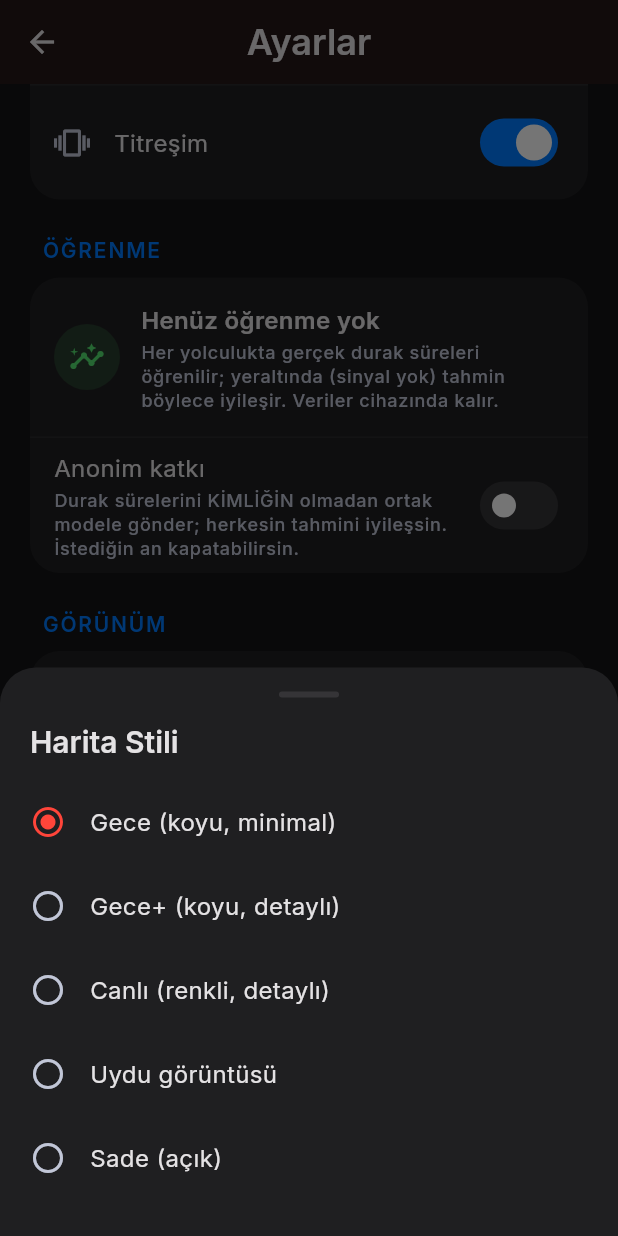
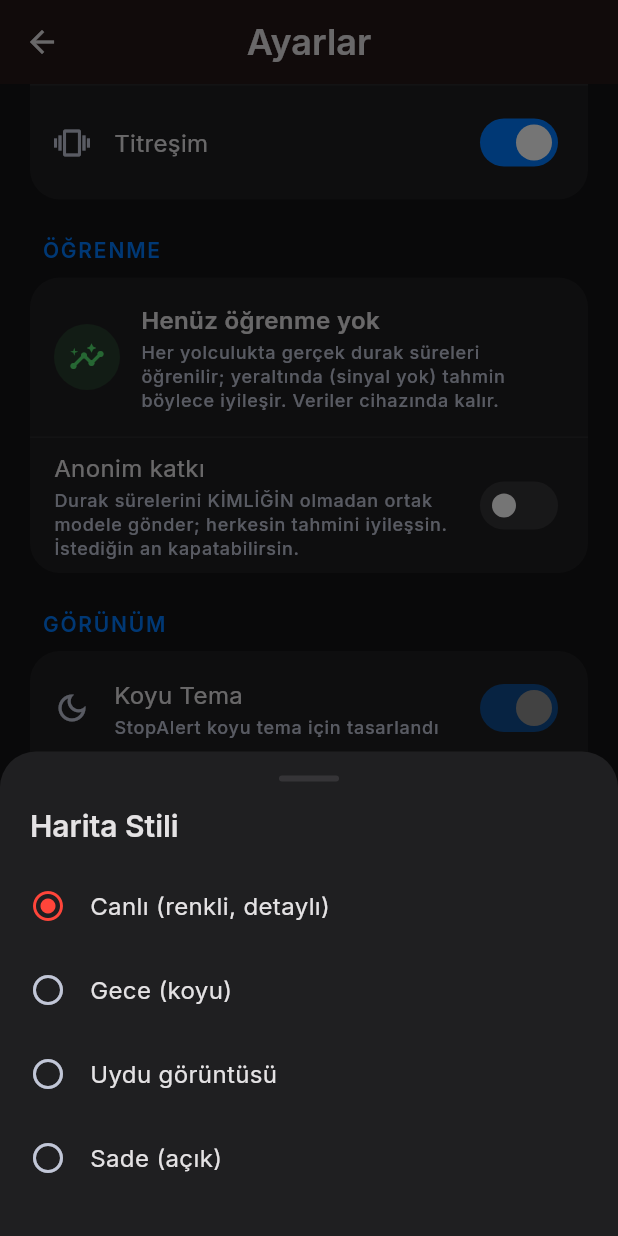
Before and after one commit to joker12-dev/StopAlert, a Flutter app: the SettingsScreen screen opened directly, scrolled down 576 dp, after a tap on "Harita Stili", on a phone screen of 412 x 824 dp. Run offline on Flutter 3.47's test engine with Material 3 defaults, Android fonts, the phone set to English and light mode, and no system bars; our stand-ins replace cloud_firestore, firebase_analytics, firebase_auth, firebase_core, firebase_crashlytics, flutter_local_notifications and 10 more; missing offline and left inert: flutter_foreground_task, live_activities; accounts and stored records are empty; network calls fail.

Commit message:
Harita varsayılanı Canlı, Gece+ kaldırıldı
Gece+ (Esri Dark Gray) beğenilmedi; kaldırıldı. Varsayılan stil artık Canlı
(CartoDB Voyager) — harita ilk açılışta sade durmuyor.

Co-Authored-By: Claude Opus 4.8 <noreply@anthropic.com>

```diff
--- a/lib/src/screens/nearby_map_screen.dart
+++ b/lib/src/screens/nearby_map_screen.dart
@@ -182,7 +182,6 @@ class _NearbyMapScreenState extends ConsumerState<NearbyMapScreen> {
                       switch (s) {
                         MapTileStyle.gece => Icons.dark_mode_rounded,
                         MapTileStyle.canli => Icons.palette_rounded,
-                        MapTileStyle.geceDetay => Icons.nightlight_rounded,
                         MapTileStyle.uydu => Icons.satellite_alt_rounded,
                         MapTileStyle.sade => Icons.light_mode_rounded,
                       },
--- a/lib/src/screens/settings_screen.dart
+++ b/lib/src/screens/settings_screen.dart
@@ -203,9 +203,8 @@ class SettingsScreen extends ConsumerWidget {
         title: 'Harita Stili',
         current: s.mapTileStyle.name,
         options: const {
-          'gece': 'Gece (koyu, minimal)',
-          'geceDetay': 'Gece+ (koyu, detaylı)',
           'canli': 'Canlı (renkli, detaylı)',
+          'gece': 'Gece (koyu)',
           'uydu': 'Uydu görüntüsü',
           'sade': 'Sade (açık)',
         },
--- a/lib/src/state/settings_provider.dart
+++ b/lib/src/state/settings_provider.dart
@@ -20,7 +20,7 @@ class AppSettings {
     this.defaultDistanceIndex = 1, // 500m
     this.defaultStopsIndex = 1, // 2 durak
     this.contributeToCloud = false, // KVKK: anonim kalabalık öğrenmeye katkı
-    this.mapStyle = 'gece', // MapTileStyle adi
+    this.mapStyle = 'canli', // MapTileStyle adi (varsayilan: Canli)
   });
 
   /// Kullanıcının takma adı (Profil + ana sayfa selamlaması).
@@ -118,7 +118,7 @@ class AppSettings {
         defaultDistanceIndex: (m['defaultDistanceIndex'] as num?)?.toInt() ?? 1,
         defaultStopsIndex: (m['defaultStopsIndex'] as num?)?.toInt() ?? 1,
         contributeToCloud: m['contributeToCloud'] as bool? ?? false,
-        mapStyle: m['mapStyle'] as String? ?? 'gece',
+        mapStyle: m['mapStyle'] as String? ?? 'canli',
       );
 }
 
```
Also changed, not shown: lib/src/util/map_style.dart (+11 -26 lines).
